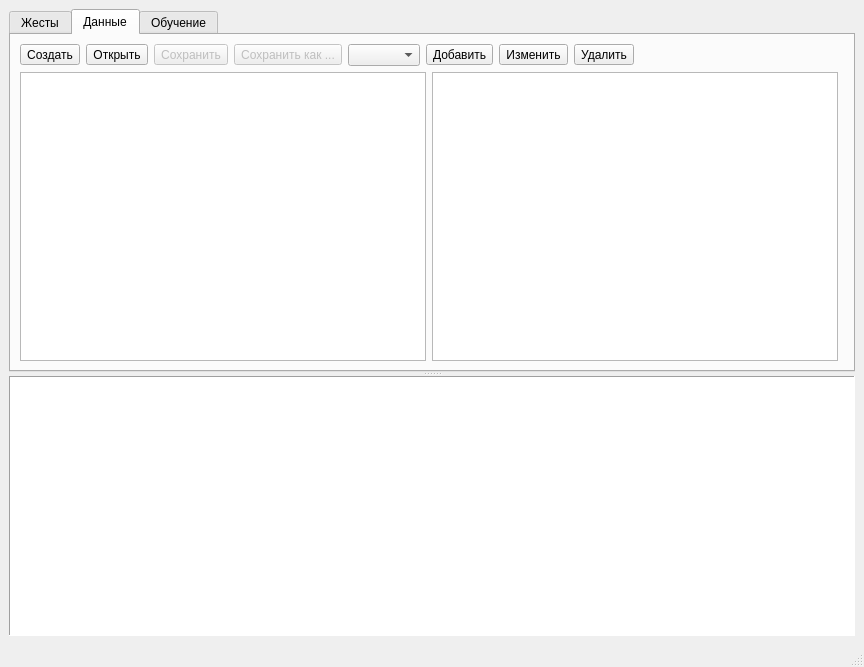
The window that gestures/gestures_window.ui (mashka-kashka/robot) describes before a commit, drawn with Qt 5.
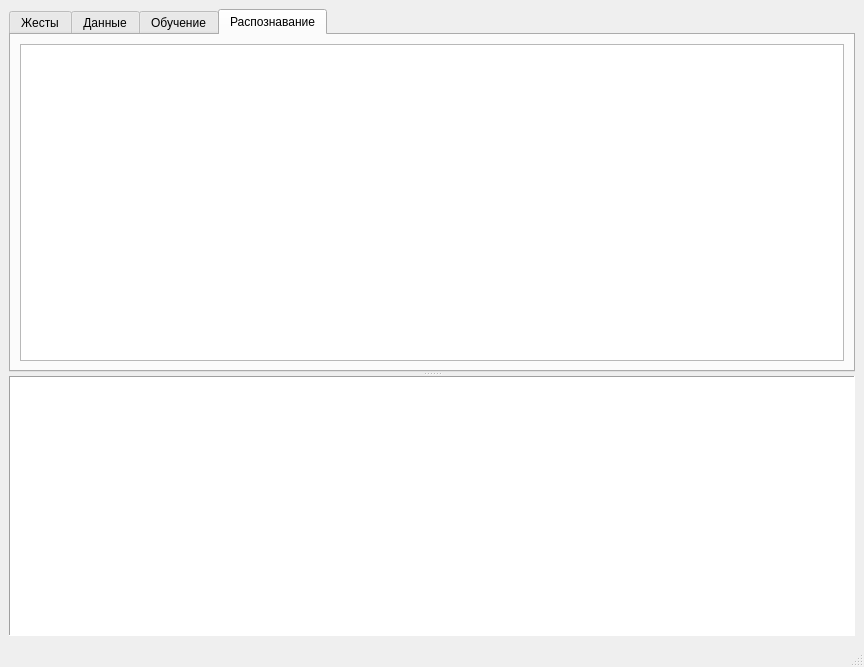
The same window after the commit. The open tabs and pages were chosen to show the change. Icons and pictures are not drawn.

Commit message: Реализовано обучение и распознавание

```diff
--- a/gestures/gestures_window.ui
+++ b/gestures/gestures_window.ui
@@ -478,6 +478,20 @@
          </item>
         </layout>
        </widget>
+       <widget class="QWidget" name="tabClassification">
+        <attribute name="icon">
+         <iconset>
+          <normaloff>icons/model.png</normaloff>icons/model.png</iconset>
+        </attribute>
+        <attribute name="title">
+         <string>Распознавание</string>
+        </attribute>
+        <layout class="QGridLayout" name="gridLayout_3">
+         <item row="0" column="0">
+          <widget class="QGraphicsView" name="gv_classification"/>
+         </item>
+        </layout>
+       </widget>
       </widget>
       <widget class="QTextEdit" name="teLog">
        <property name="frameShape">
```
Left out of the diff: 4 changed lines with no effect on the pictures. The commit also changes 7 other files.
